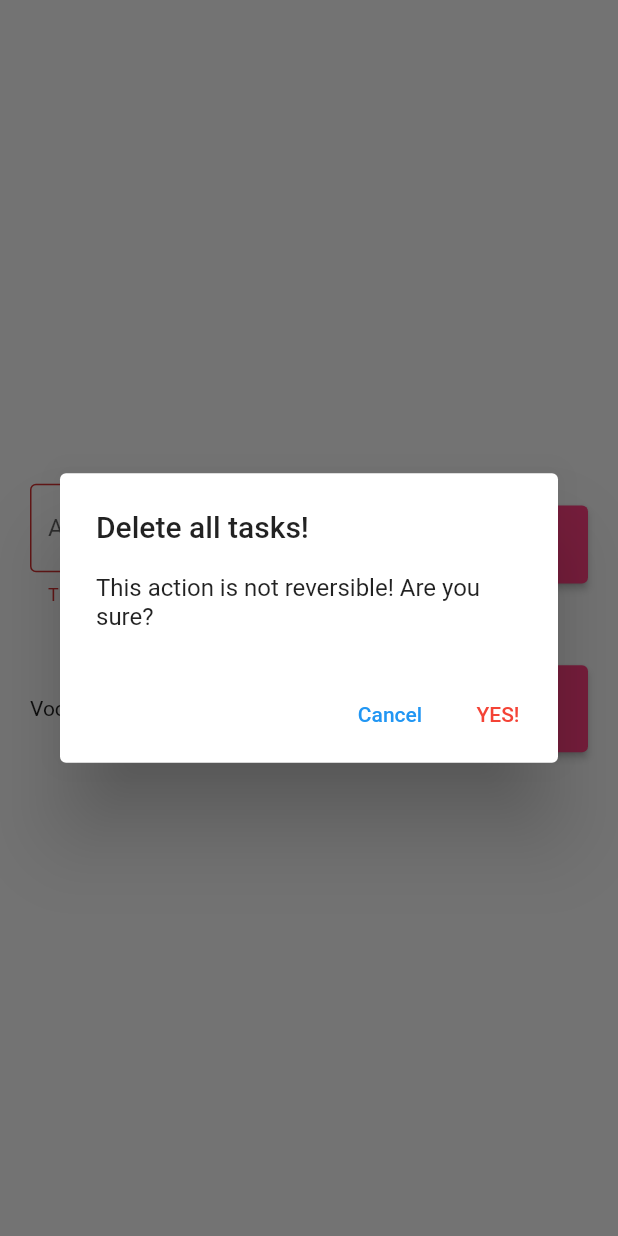
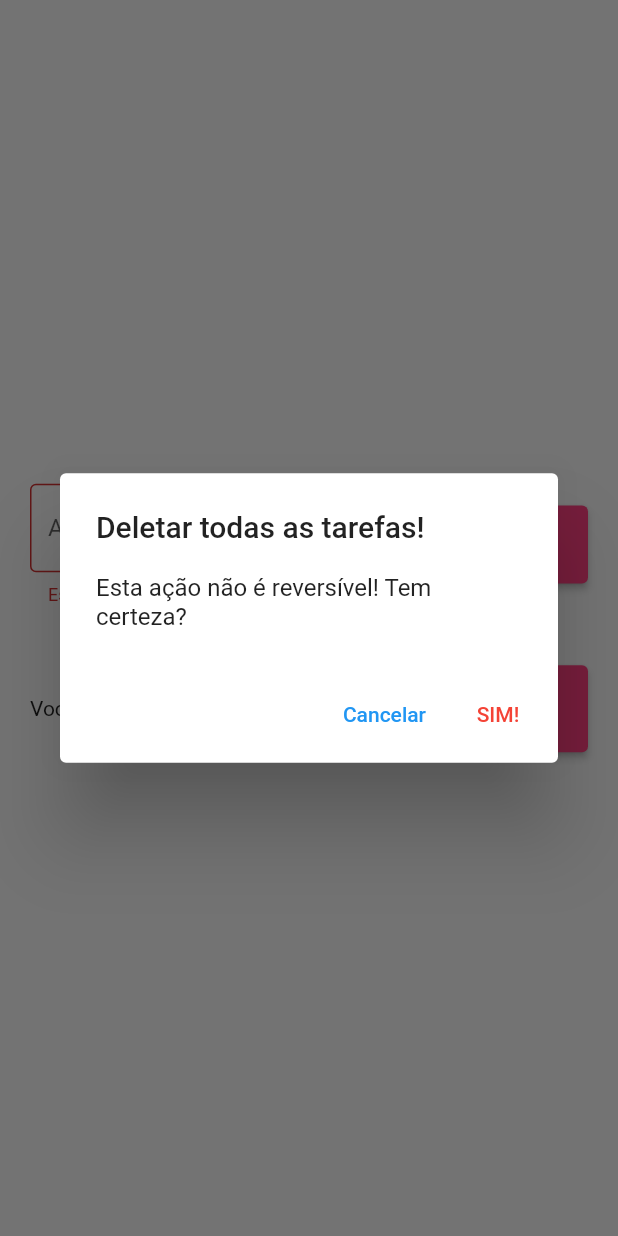
Before and after one commit to Mahdame/todolist, a Flutter app: the screen it shows after launch, after a tap on the "add" icon, after a tap on the "whatshot" icon, on a phone screen of 412 x 824 dp. Run offline on Flutter 3.47's test engine with Material 2 defaults, Android fonts, the phone set to English and light mode, and no system bars; our stand-ins replace flutter_slidable, shared_preferences.

Commit message:
Textos corrigidos e alterados para PT-BR.

```diff
--- a/lib/pages/todolist_pages.dart
+++ b/lib/pages/todolist_pages.dart
@@ -42,9 +42,9 @@ class _TodolistPageState extends State<TodolistPage> {
     ScaffoldMessenger.of(context).clearSnackBars();
     ScaffoldMessenger.of(context).showSnackBar(
       SnackBar(
-        content: Text('Task ${todo.title} removed successfully!'),
+        content: Text('Tarefa \'${todo.title}\' removida com sucesso!'),
         action: SnackBarAction(
-          label: 'Undo',
+          label: 'DESFAZER',
           onPressed: () {
             setState(() {
               todos.insert(deletedTodoPos!, deletedTodo!);
@@ -67,21 +67,21 @@ class _TodolistPageState extends State<TodolistPage> {
     showDialog(
         context: context,
         builder: (context) => AlertDialog(
-              title: Text('Delete all tasks!'),
-              content: Text('This action is not reversible! Are you sure?'),
+              title: Text('Deletar todas as tarefas!'),
+              content: Text('Esta ação não é reversível! Tem certeza?'),
               actions: [
                 TextButton(
                     onPressed: () {
                       Navigator.of(context).pop();
                     },
-                    child: Text('Cancel')),
+                    child: Text('Cancelar')),
                 TextButton(
                   onPressed: () {
                     Navigator.of(context).pop();
                     deleteAllTodos();
                   },
                   child: Text(
-                    'YES!',
+                    'SIM!',
                     style: TextStyle(color: Colors.red),
                   ),
                 ),
@@ -121,7 +121,7 @@ class _TodolistPageState extends State<TodolistPage> {
 
                         if (text.isEmpty) {
                           setState(() {
-                            errorText = 'This field can not be empty!';
+                            errorText = 'Este campo não pode estar vazio!';
                           });
                           return;
                         }
@@ -164,7 +164,7 @@ class _TodolistPageState extends State<TodolistPage> {
                   children: [
                     Expanded(
                       child:
-                          Text('Você possui ${todos.length} tarefas pendentes'),
+                          Text('Você possui ${todos.length} tarefas pendentes.'),
                     ),
                     SizedBox(
                       width: 10,
```
